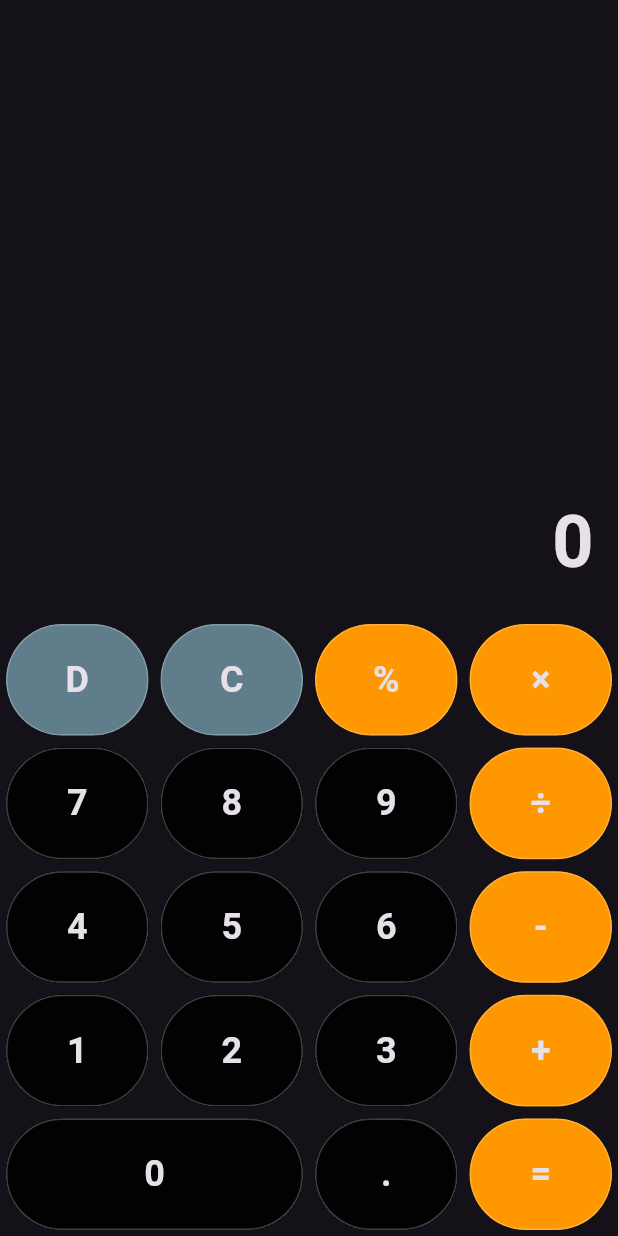
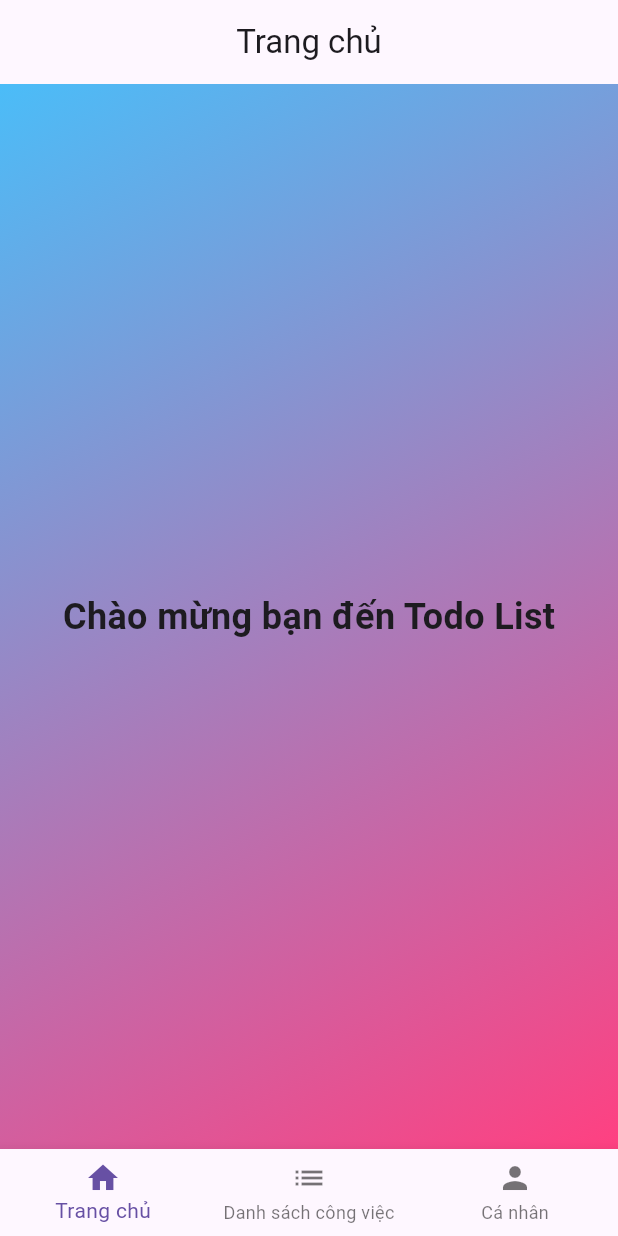
Before and after one commit to jkay-kmm/calculator_flutter_app, a Flutter app: the screen it shows after launch, on a phone screen of 412 x 824 dp. Run offline on Flutter 3.47's test engine with Material 3 defaults, Android fonts, the phone set to English and light mode, and no system bars.

```diff
--- /dev/null
+++ b/lib/TODOLIST/home_page.dart
@@ -0,0 +1,35 @@
+// home_page.dart
+import 'package:flutter/material.dart';
+
+class HomePage extends StatelessWidget {
+  const HomePage({super.key});
+
+  @override
+  Widget build(BuildContext context) {
+    return Container(
+      decoration: const BoxDecoration(
+        gradient: LinearGradient(
+          colors: [
+            Colors.lightBlueAccent,
+            Colors.pinkAccent,
+          ],
+          begin: Alignment.topLeft,
+          end: Alignment.bottomRight,
+        ),
+      ),
+      child: Scaffold(
+        backgroundColor: Colors.transparent,
+        appBar: AppBar(
+          title: const Text('Trang chủ'),
+          centerTitle: true,
+        ),
+        body: const Center(
+          child: Text(
+            'Chào mừng bạn đến Todo List',
+            style: TextStyle(fontSize: 24, fontWeight: FontWeight.bold),
+          ),
+        ),
+      ),
+    );
+  }
+}
--- a/lib/button_values.dart
+++ /dev/null
@@ -1,44 +0,0 @@
-class Btn {
-  static const String del = "D";
-  static const String clr = "C";
-  static const String per = "%";
-  static const String multiply = "×";
-  static const String divide = "÷";
-  static const String add = "+";
-  static const String subtract = "-";
-  static const String calculate = "=";
-  static const String dot = ".";
-
-  static const String n0 = "0";
-  static const String n1 = "1";
-  static const String n2 = "2";
-  static const String n3 = "3";
-  static const String n4 = "4";
-  static const String n5 = "5";
-  static const String n6 = "6";
-  static const String n7 = "7";
-  static const String n8 = "8";
-  static const String n9 = "9";
-
-  static const List<String> buttonValues = [
-    del,
-    clr,
-    per,
-    multiply,
-    n7,
-    n8,
-    n9,
-    divide,
-    n4,
-    n5,
-    n6,
-    subtract,
-    n1,
-    n2,
-    n3,
-    add,
-    n0,
-    dot,
-    calculate,
-  ];
-}
--- a/lib/calcualtor_screen.dart
+++ /dev/null
@@ -1,236 +0,0 @@
-import 'package:calculator_app_flutter/button_values.dart';
-import 'package:flutter/material.dart';
-
-class CalculatorScreen extends StatefulWidget {
-  const CalculatorScreen({super.key});
-
-  @override
-  State<CalculatorScreen> createState() => _CalculatorScreenState();
-}
-
-class _CalculatorScreenState extends State<CalculatorScreen> {
-  String number1 = ""; // . 0-9
-  String operand = ""; // + - * /
-  String number2 = ""; // . 0-9
-  @override
-  Widget build(BuildContext context) {
-    final screenSize = MediaQuery.of(context).size;
-    return Scaffold(
-      body: SafeArea(
-        bottom: false,
-        child: Column(
-          children: [
-            //output
-            Expanded(
-              child: SingleChildScrollView(
-                reverse: true,
-                child: Container(
-                  alignment: Alignment.bottomRight,
-                  padding: const EdgeInsets.all(16),
-                  child: Text(
-                    "$number1$operand$number2".isEmpty
-                        ? "0"
-                        : "$number1$operand$number2",
-                    style: const TextStyle(
-                      fontSize: 48,
-                      fontWeight: FontWeight.bold,
-                    ),
-                    textAlign: TextAlign.end,
-                  ),
-                ),
-              ),
-            ),
-            // buttons
-            Wrap(
-              children: Btn.buttonValues
-                  .map(
-                    (value) => SizedBox(
-                        width: value == Btn.n0
-                            ? screenSize.width / 2
-                            : screenSize.width / 4, // 4 nut moi hang
-                        height:
-                            screenSize.width / 5, // chieu cao lay width chia 5
-                        child: buildButton(value)),
-                  )
-                  .toList(),
-            )
-          ],
-        ),
-      ),
-    );
-  }
-
-  Widget buildButton(value) {
-    return Padding(
-      padding: const EdgeInsets.all(4.0),
-      child: Material(
-        color: getBtnColor(value),
-        clipBehavior: Clip.hardEdge,
-        shape: OutlineInputBorder(
-            borderSide: const BorderSide(color: Colors.white24),
-            borderRadius: BorderRadius.circular(100)),
-        child: InkWell(
-          onTap: () => onBtnTap(value),
-          child: Center(
-            child: Text(
-              value,
-              style: const TextStyle(
-                fontWeight: FontWeight.bold,
-                fontSize: 24,
-              ),
-            ),
-          ),
-        ),
-      ),
-    );
-  }
-
-//####
-  void onBtnTap(String value) {
-    // hien thi nhung gi khi bam vao man hinh
-    if (value == Btn.del) {
-      delete();
-      return;
-    }
-    if (value == Btn.clr) {
-      clearAll();
-      return;
-    }
-    if (value == Btn.per) {
-      convertToPercentage();
-      return;
-    }
-
-    if (value == Btn.calculate) {
-      calculate();
-      return;
-    }
-    appendvalue(value);
-  }
-
-  ///##########
-  ///calculate the result
-  void calculate() {
-    if (number1.isEmpty) return;
-    if (operand.isEmpty) return;
-    if (number2.isEmpty) return;
-    final double num1 = double.parse(number1);
-    final double num2 = double.parse(number2);
-
-    var result = 0.0;
-    switch (operand) {
-      case Btn.add:
-        result = num1 + num2;
-        break;
-      case Btn.subtract:
-        result = num1 - num2;
-        break;
-      case Btn.multiply:
-        result = num1 * num2;
-        break;
-      case Btn.divide:
-        result = num1 / num2;
-        break;
-      default:
-    }
-    setState(() {
-      number1 = "$result";
-      if (number1.endsWith(".0")) {
-        number1 = number1.substring(0, number1.length - 2);
-      }
-      operand = "";
-      number2 = "";
-    });
-  }
-
-  ///##########
-  ///convert to %
-  void convertToPercentage() {
-//ex : 434 + 112
-    if (number1.isNotEmpty && operand.isNotEmpty && number2.isNotEmpty) {
-      calculate();
-    }
-    if (operand.isNotEmpty) {
-      return;
-    }
-    final number = double.parse(number1);
-    setState(() {
-      number1 = "${number / 100}";
-      operand = "";
-      number2 = "";
-    });
-  }
-
-//###########
-  ///clears all
-  void clearAll() {
-    setState(() {
-      number1 = "";
-      operand = "";
-      number2 = "";
-    });
-  }
-
-//###########
-//delete one to the end
-  void delete() {
-    if (number2.isNotEmpty) {
-      number2 = number2.substring(0, number2.length - 1);
-    } else if (operand.isNotEmpty) {
-      operand = "";
-    } else if (number1.isNotEmpty) {
-      number1 = number1.substring(0, number1.length - 1);
-    }
-    setState(() {});
-  }
-
-//###########
-//append value to the end
-  void appendvalue(String value) {
-    // if is operand and not "."
-    if (value != Btn.dot && int.tryParse(value) == null) {
-      //operand pressed
-      if (operand.isNotEmpty && number2.isNotEmpty) {
-        calculate();
-        // TODO: tinh toan phuong trinh truoc khi duoc gan toan hang moi
-      }
-      operand = value;
-    }
-    // gan gia trij cho bien number 1
-    else if (number1.isEmpty || operand.isEmpty) {
-      //check if value is "."
-      //ex: number 1 = 1.2
-      if (value == Btn.dot && number1.contains(Btn.dot)) return;
-      if (value == Btn.dot && (number1.isEmpty || number1 == Btn.n0)) {
-        // number 1 =""  || "0"
-        value = "0.";
-      }
-      number1 += value;
-    } else if (number2.isEmpty || operand.isNotEmpty) {
-      // number 1 = 1.2
-      if (value == Btn.dot && number2.contains(Btn.dot)) return;
-      if (value == Btn.dot && (number2.isEmpty || number2 == Btn.n0)) {
-        // number 1 =""  || "0"
-        value = "0.";
-      }
-      number2 += value;
-    }
-    setState(() {});
-  }
-
-//####
-  Color getBtnColor(value) {
-    return [Btn.del, Btn.clr].contains(value)
-        ? Colors.blueGrey
-        : [
-            Btn.per,
-            Btn.multiply,
-            Btn.add,
-            Btn.subtract,
-            Btn.divide,
-            Btn.calculate
-          ].contains(value)
-            ? Colors.orange
-            : Colors.black87;
-  }
-}
--- a/lib/main.dart
+++ b/lib/main.dart
@@ -1,21 +1,70 @@
+// main.dart
 import 'package:flutter/material.dart';
-
-import 'calcualtor_screen.dart';
+import 'package:calculator_app_flutter/TODOLIST/home_page.dart';
+import 'package:calculator_app_flutter/TODOLIST/profile_page.dart';
+import 'package:calculator_app_flutter/TODOLIST/task_page.dart';
 
 void main() {
   runApp(const MyApp());
 }
 
 class MyApp extends StatelessWidget {
-  const MyApp({super.key});
+  const MyApp({Key? key}) : super(key: key);
 
   @override
   Widget build(BuildContext context) {
     return MaterialApp(
-      title: 'Calculator',
+      title: 'Ứng dụng danh sách công việc',
       debugShowCheckedModeBanner: false,
-      theme: ThemeData.dark(), // chu de mau toi
-      home: const CalculatorScreen(),
+      theme: ThemeData(
+        primarySwatch: Colors.blue,
+      ),
+      home: const MyBottomNavigationBar(),
     );
   }
 }
+
+class MyBottomNavigationBar extends StatefulWidget {
+  const MyBottomNavigationBar({Key? key}) : super(key: key);
+
+  @override
+  _MyBottomNavigationBarState createState() => _MyBottomNavigationBarState();
+}
+
+class _MyBottomNavigationBarState extends State<MyBottomNavigationBar> {
+  int _currentIndex = 0;
+  final List<Widget> _pages = [
+    const HomePage(),
+    const TasksPage(),
+    const ProfilePage(),
+  ];
+
+  @override
+  Widget build(BuildContext context) {
+    return Scaffold(
+      body: _pages[_currentIndex],
+      bottomNavigationBar: BottomNavigationBar(
+        currentIndex: _currentIndex,
+        onTap: (index) {
+          setState(() {
+            _currentIndex = index;
+          });
+        },
+        items: const [
+          BottomNavigationBarItem(
+            icon: Icon(Icons.home),
+            label: 'Trang chủ',
+          ),
+          BottomNavigationBarItem(
+            icon: Icon(Icons.list),
+            label: 'Danh sách công việc',
+          ),
+          BottomNavigationBarItem(
+            icon: Icon(Icons.person),
+            label: 'Cá nhân',
+          ),
+        ],
+      ),
+    );
+  }
+}
```
Also changed, not shown: lib/TODOLIST/profile_page.dart (added, +35 -0 lines), lib/TODOLIST/task_page.dart (added, +100 -0 lines), 2 other files.
